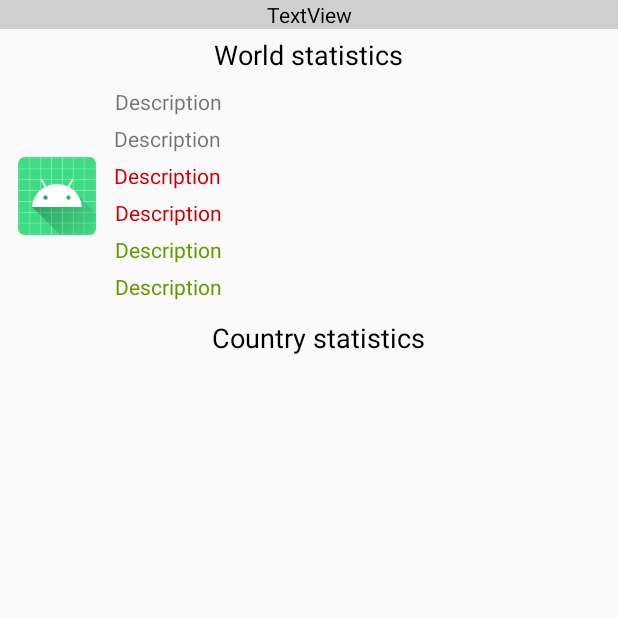
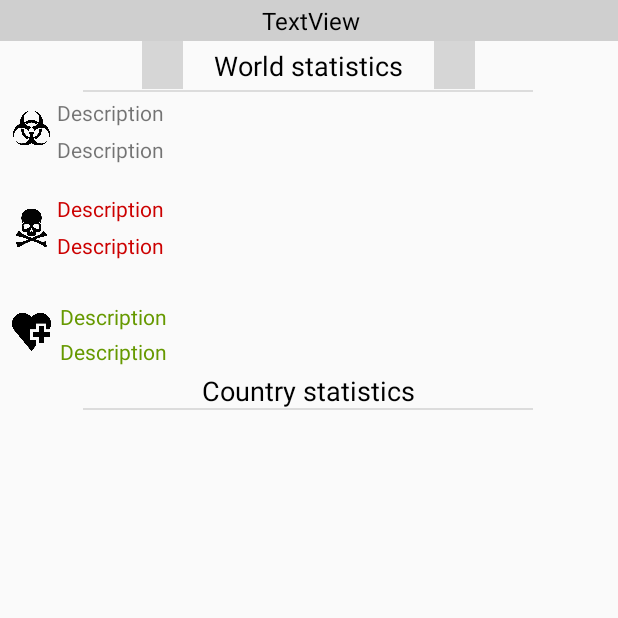
Before and after one commit to Pragma-dev/Project_ESIEA, an Android app: the screen it shows after launch (MainActivity), on a phone screen of 412 x 824 dp, the top half of it. Run offline under Robolectric (Android 15) with nearby library versions, the phone set to English and light mode, and no system bars; 1 statement that could not run was skipped; grey boxes are pictures that could not be loaded.

Commit message:
[Feature][DATADISPLAY] Ajout élements graphiques +format date

```diff
--- a/app/build.gradle
+++ b/app/build.gradle
@@ -36,4 +36,6 @@ dependencies {
     implementation 'com.squareup.retrofit2:retrofit:2.6.0'
     implementation 'com.squareup.retrofit2:converter-gson:2.6.0'
 
+    implementation 'pl.droidsonroids.gif:android-gif-drawable:1.2.17'
+
 }
--- a/app/src/main/res/layout/activity_main.xml
+++ b/app/src/main/res/layout/activity_main.xml
@@ -7,6 +7,30 @@
     android:layout_height="match_parent"
     tools:context=".MainActivity">
 
+
+    <pl.droidsonroids.gif.GifImageView
+        android:id="@+id/gifImageView2"
+        android:layout_width="27dp"
+        android:layout_height="32dp"
+        android:layout_marginStart="92dp"
+        android:src="@drawable/earth"
+        app:layout_constraintBottom_toTopOf="@+id/divider2"
+        app:layout_constraintEnd_toStartOf="@+id/textView3"
+        app:layout_constraintHorizontal_bias="0.125"
+        app:layout_constraintStart_toStartOf="parent"
+        app:layout_constraintTop_toBottomOf="@+id/Dateid"
+        app:layout_constraintVertical_bias="0.0" />
+
+    <View
+        android:id="@+id/divider2"
+        android:layout_width="300dp"
+        android:layout_height="1dp"
+        android:layout_marginTop="4dp"
+        android:background="?android:attr/listDivider"
+        app:layout_constraintEnd_toEndOf="parent"
+        app:layout_constraintHorizontal_bias="0.495"
+        app:layout_constraintStart_toStartOf="parent"
+        app:layout_constraintTop_toBottomOf="@+id/textView3" />
 
     <androidx.recyclerview.widget.RecyclerView
         android:id="@+id/recycler_view"
@@ -19,18 +43,47 @@
 
     </androidx.recyclerview.widget.RecyclerView>
 
+
+    <pl.droidsonroids.gif.GifImageView
+        android:id="@+id/gifImageView"
+        android:layout_width="27dp"
+        android:layout_height="32dp"
+        android:src="@drawable/earth"
+        app:layout_constraintEnd_toEndOf="parent"
+        app:layout_constraintHorizontal_bias="0.179"
+        app:layout_constraintStart_toEndOf="@+id/textView3"
+        app:layout_constraintTop_toBottomOf="@+id/Dateid" />
+
     <ImageView
-        android:id="@+id/icon"
-        android:layout_width="52dp"
-        android:layout_height="137dp"
-        android:layout_alignParentTop="true"
-        android:layout_marginStart="12dp"
-        android:contentDescription="TODO"
-        android:src="@mipmap/ic_launcher"
+        android:id="@+id/imageView"
+        android:layout_width="26dp"
+        android:layout_height="53dp"
+        android:layout_marginStart="8dp"
+        android:layout_marginTop="4dp"
+        android:src="@drawable/virus"
+        app:layout_constraintBottom_toTopOf="@+id/imageView2"
+        app:layout_constraintStart_toStartOf="parent"
+        app:layout_constraintTop_toBottomOf="@+id/textView3"
+        app:layout_constraintVertical_bias="0.0" />
+
+    <ImageView
+        android:id="@+id/imageView2"
+        android:layout_width="26dp"
+        android:layout_height="53dp"
+        android:layout_marginStart="8dp"
+        android:layout_marginBottom="16dp"
+        android:src="@drawable/dead"
+        app:layout_constraintBottom_toTopOf="@+id/imageView3"
+        app:layout_constraintStart_toStartOf="parent" />
+
+    <ImageView
+        android:id="@+id/imageView3"
+        android:layout_width="26dp"
+        android:layout_height="53dp"
+        android:layout_marginStart="8dp"
+        android:src="@drawable/health"
         app:layout_constraintBottom_toTopOf="@+id/textView4"
-        app:layout_constraintStart_toStartOf="parent"
-        app:layout_constraintTop_toTopOf="parent"
-        app:layout_constraintVertical_bias="0.824" />
+        app:layout_constraintStart_toStartOf="parent" />
 
     <TextView
         android:id="@+id/Line3"
@@ -38,24 +91,26 @@
         android:layout_height="wrap_content"
         android:layout_below="@+id/Line2"
         android:layout_alignParentEnd="true"
-        android:layout_marginStart="12dp"
+        android:layout_marginStart="4dp"
         android:layout_marginBottom="5dp"
-        android:layout_toEndOf="@id/icon"
+        android:layout_toEndOf="@id/gifImageView"
         android:ellipsize="marquee"
         android:singleLine="true"
         android:text="@string/description"
         android:textColor="@android:color/holo_red_dark"
         android:textSize="14sp"
         app:layout_constraintBottom_toTopOf="@+id/Line4"
-        app:layout_constraintStart_toEndOf="@+id/icon" />
+        app:layout_constraintEnd_toEndOf="parent"
+        app:layout_constraintHorizontal_bias="0.0"
+        app:layout_constraintStart_toEndOf="@+id/imageView2" />
 
     <TextView
         android:id="@+id/Line6"
         android:layout_width="wrap_content"
         android:layout_height="wrap_content"
         android:layout_below="@+id/Line5"
-        android:layout_marginBottom="12dp"
-        android:layout_toEndOf="@id/icon"
+        android:layout_marginBottom="4dp"
+        android:layout_toEndOf="@id/gifImageView"
         android:ellipsize="marquee"
         android:singleLine="true"
         android:text="@string/description"
@@ -63,8 +118,8 @@
         android:textSize="14sp"
         app:layout_constraintBottom_toTopOf="@+id/textView4"
         app:layout_constraintEnd_toEndOf="parent"
-        app:layout_constraintHorizontal_bias="0.046"
-        app:layout_constraintStart_toEndOf="@+id/icon" />
+        app:layout_constraintHorizontal_bias="0.019"
+        app:layout_constraintStart_toEndOf="@+id/imageView3" />
 
     <TextView
         android:id="@+id/Line4"
@@ -72,9 +127,9 @@
         android:layout_height="wrap_content"
         android:layout_below="@+id/Line3"
         android:layout_alignParentEnd="true"
-        android:layout_marginBottom="5dp"
 
-        android:layout_toEndOf="@id/icon"
+        android:layout_marginBottom="28dp"
+        android:layout_toEndOf="@id/gifImageView"
         android:ellipsize="marquee"
         android:singleLine="true"
         android:text="@string/description"
@@ -82,8 +137,8 @@
         android:textSize="14sp"
         app:layout_constraintBottom_toTopOf="@+id/Line5"
         app:layout_constraintEnd_toEndOf="parent"
-        app:layout_constraintHorizontal_bias="0.046"
-        app:layout_constraintStart_toEndOf="@+id/icon" />
+        app:layout_constraintHorizontal_bias="0.012"
+        app:layout_constraintStart_toEndOf="@+id/imageView2" />
 
     <TextView
         android:id="@+id/Line5"
@@ -91,9 +146,9 @@
         android:layout_height="wrap_content"
         android:layout_below="@+id/Line4"
         android:layout_alignParentEnd="true"
-        android:layout_marginBottom="5dp"
 
-        android:layout_toEndOf="@id/icon"
+        android:layout_marginBottom="4dp"
+        android:layout_toEndOf="@id/gifImageView"
         android:ellipsize="marquee"
         android:singleLine="true"
         android:text="@string/description"
@@ -101,8 +156,8 @@
         android:textSize="14sp"
         app:layout_constraintBottom_toTopOf="@+id/Line6"
         app:layout_constraintEnd_toEndOf="parent"
-        app:layout_constraintHorizontal_bias="0.046"
-        app:layout_constraintStart_toEndOf="@+id/icon" />
+        app:layout_constraintHorizontal_bias="0.02"
+        app:layout_constraintStart_toEndOf="@+id/imageView3" />
 
     <TextView
         android:id="@+id/Line1"
@@ -111,16 +166,16 @@
         android:layout_alignParentTop="true"
         android:layout_alignParentEnd="true"
         android:layout_marginBottom="5dp"
-
-        android:layout_toEndOf="@id/icon"
+        android:layout_toEndOf="@id/gifImageView"
         android:ellipsize="marquee"
         android:singleLine="true"
+
         android:text="@string/description"
         android:textSize="14sp"
         app:layout_constraintBottom_toTopOf="@+id/Line2"
         app:layout_constraintEnd_toEndOf="parent"
-        app:layout_constraintHorizontal_bias="0.046"
-        app:layout_constraintStart_toEndOf="@+id/icon" />
+        app:layout_constraintHorizontal_bias="0.012"
+        app:layout_constraintStart_toEndOf="@+id/imageView" />
 
     <TextView
         android:id="@+id/Line2"
@@ -128,54 +183,64 @@
         android:layout_height="wrap_content"
         android:layout_below="@+id/Line1"
         android:layout_alignParentEnd="true"
-        android:layout_marginStart="12dp"
-        android:layout_marginBottom="5dp"
-        android:layout_toEndOf="@id/icon"
+        android:layout_marginBottom="20dp"
+        android:layout_toEndOf="@id/gifImageView"
         android:ellipsize="marquee"
         android:singleLine="true"
         android:text="@string/description"
         android:textSize="14sp"
         app:layout_constraintBottom_toTopOf="@+id/Line3"
-        app:layout_constraintStart_toEndOf="@+id/icon" />
+        app:layout_constraintEnd_toEndOf="parent"
+        app:layout_constraintHorizontal_bias="0.012"
+        app:layout_constraintStart_toEndOf="@+id/imageView" />
 
     <TextView
         android:id="@+id/textView3"
         android:layout_width="wrap_content"
         android:layout_height="wrap_content"
-        android:layout_marginTop="24dp"
-        android:text="World statistics"
+        android:layout_marginTop="4dp"
+        android:text="@string/world_statistics"
         android:textColor="@android:color/black"
         android:textSize="18sp"
         app:layout_constraintEnd_toEndOf="parent"
         app:layout_constraintHorizontal_bias="0.498"
         app:layout_constraintStart_toStartOf="parent"
-        app:layout_constraintTop_toTopOf="parent" />
+        app:layout_constraintTop_toBottomOf="@+id/Dateid" />
 
     <TextView
         android:id="@+id/textView4"
         android:layout_width="wrap_content"
         android:layout_height="wrap_content"
-        android:layout_marginTop="164dp"
-        android:text="Country statistics"
+        android:layout_marginTop="192dp"
+        android:text="@string/country_statistics"
         android:textColor="@android:color/black"
         android:textSize="18sp"
         app:layout_constraintEnd_toEndOf="parent"
-        app:layout_constraintHorizontal_bias="0.525"
         app:layout_constraintStart_toStartOf="parent"
         app:layout_constraintTop_toBottomOf="@+id/textView3" />
 
     <TextView
         android:id="@+id/Dateid"
-        android:layout_width="0dp"
-        android:layout_height="wrap_content"
+        android:layout_width="413dp"
+        android:layout_height="27dp"
         android:background="#CFCFCF"
         android:gravity="center"
-        android:text="TextView"
+        android:text="@string/textview"
         android:textColor="@android:color/black"
-        app:layout_constraintBottom_toTopOf="@+id/textView3"
+        android:textSize="16sp"
         app:layout_constraintEnd_toEndOf="parent"
         app:layout_constraintStart_toStartOf="parent"
-        app:layout_constraintTop_toTopOf="parent"
-        app:layout_constraintVertical_bias="0.048" />
+        app:layout_constraintTop_toTopOf="parent" />
+
+    <View
+        android:id="@+id/divider"
+        android:layout_width="300dp"
+        android:layout_height="1dp"
+        android:layout_marginTop="216dp"
+        android:background="?android:attr/listDivider"
+        app:layout_constraintEnd_toEndOf="parent"
+        app:layout_constraintHorizontal_bias="0.495"
+        app:layout_constraintStart_toStartOf="parent"
+        app:layout_constraintTop_toBottomOf="@+id/textView3" />
 
 </androidx.constraintlayout.widget.ConstraintLayout>
--- a/app/src/main/res/values/strings.xml
+++ b/app/src/main/res/values/strings.xml
@@ -2,4 +2,7 @@
     <string name="app_name">Project_ESIEA</string>
     <string name="example_application">Example application</string>
     <string name="description">Description</string>
+    <string name="world_statistics">World statistics</string>
+    <string name="country_statistics">Country statistics</string>
+    <string name="textview">TextView</string>
 </resources>
```
Also changed, not shown: app/src/main/java/com/example/project_esiea/MainActivity.java (+16 -5 lines), app/src/main/res/layout/row_layout.xml (+52 -22 lines), app/src/main/res/drawable-v24/dead.png (added), app/src/main/res/drawable-v24/health.png (added), app/src/main/res/drawable-v24/virus.png (added), 1 other file.
